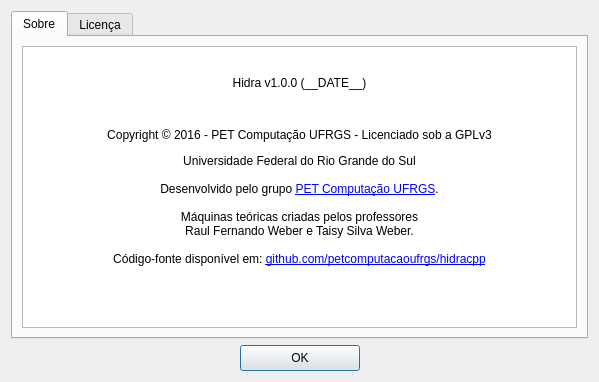
petcomputacaoufrgs/hidracpp, file src/gui/about.ui: the form before one commit.
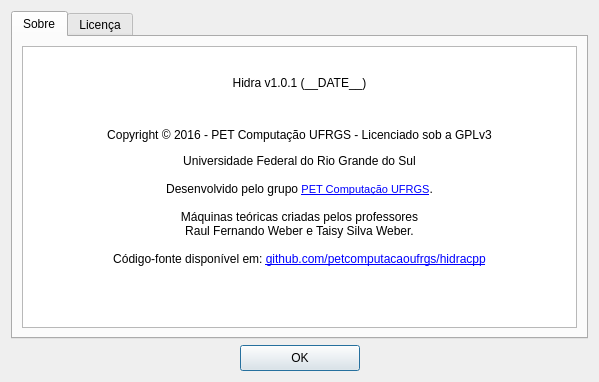
The form after the commit. The open tabs and pages were chosen to show the change.

Commit message: Enabling external permission for About links

Diff of the .ui file:
```diff
--- a/src/gui/about.ui
+++ b/src/gui/about.ui
@@ -35,10 +35,13 @@
 p, li { white-space: pre-wrap; }
 &lt;/style&gt;&lt;/head&gt;&lt;body style=&quot; font-family:'MS Shell Dlg 2'; font-size:8.25pt; font-weight:400; font-style:normal;&quot;&gt;
 &lt;p align=&quot;center&quot; style=&quot;-qt-paragraph-type:empty; margin-top:12px; margin-bottom:12px; margin-left:0px; margin-right:0px; -qt-block-indent:0; text-indent:0px;&quot;&gt;&lt;br /&gt;&lt;/p&gt;
-&lt;p align=&quot;center&quot; style=&quot; margin-top:12px; margin-bottom:12px; margin-left:0px; margin-right:0px; -qt-block-indent:0; text-indent:0px;&quot;&gt;&lt;span style=&quot; font-size:9pt;&quot;&gt;Hidra v1.0.0 (__DATE__)&lt;/span&gt;&lt;/p&gt;
+&lt;p align=&quot;center&quot; style=&quot; margin-top:12px; margin-bottom:12px; margin-left:0px; margin-right:0px; -qt-block-indent:0; text-indent:0px;&quot;&gt;&lt;span style=&quot; font-size:9pt;&quot;&gt;Hidra v1.0.1 (__DATE__)&lt;/span&gt;&lt;/p&gt;
 &lt;p align=&quot;center&quot; style=&quot;-qt-paragraph-type:empty; margin-top:12px; margin-bottom:12px; margin-left:0px; margin-right:0px; -qt-block-indent:0; text-indent:0px; font-size:9pt;&quot;&gt;&lt;br /&gt;&lt;/p&gt;
 &lt;p align=&quot;center&quot; style=&quot; margin-top:12px; margin-bottom:12px; margin-left:0px; margin-right:0px; -qt-block-indent:0; text-indent:0px;&quot;&gt;&lt;span style=&quot; font-size:9pt;&quot;&gt;Copyright © 2016 - PET Computação UFRGS - Licenciado sob a GPLv3&lt;/span&gt;&lt;/p&gt;
-&lt;p align=&quot;center&quot; style=&quot; margin-top:12px; margin-bottom:12px; margin-left:0px; margin-right:0px; -qt-block-indent:0; text-indent:0px;&quot;&gt;&lt;span style=&quot; font-size:9pt;&quot;&gt;Universidade Federal do Rio Grande do Sul&lt;br /&gt;&lt;br /&gt;Desenvolvido pelo grupo &lt;/span&gt;&lt;a href=&quot;inf.ufrgs.br/pet&quot;&gt;&lt;span style=&quot; font-size:9pt; text-decoration: underline; color:#0000ff;&quot;&gt;PET Computação UFRGS&lt;/span&gt;&lt;/a&gt;&lt;span style=&quot; font-size:9pt;&quot;&gt;.&lt;br /&gt;&lt;br /&gt;Máquinas teóricas criadas pelos professores&lt;br /&gt;Raul Fernando Weber e Taisy Silva Weber.&lt;br /&gt;&lt;br /&gt;Código-fonte disponível em: &lt;/span&gt;&lt;a href=&quot;https://github.com/petcomputacaoufrgs/hidracpp&quot;&gt;&lt;span style=&quot; font-size:9pt; text-decoration: underline; color:#0000ff;&quot;&gt;github.com/petcomputacaoufrgs/hidracpp&lt;/span&gt;&lt;/a&gt;&lt;/p&gt;&lt;/body&gt;&lt;/html&gt;</string>
+&lt;p align=&quot;center&quot; style=&quot; margin-top:12px; margin-bottom:12px; margin-left:0px; margin-right:0px; -qt-block-indent:0; text-indent:0px;&quot;&gt;&lt;span style=&quot; font-size:9pt;&quot;&gt;Universidade Federal do Rio Grande do Sul&lt;br /&gt;&lt;br /&gt;Desenvolvido pelo grupo &lt;/span&gt;&lt;a href=&quot;http://inf.ufrgs.br/pet/&quot;&gt;&lt;span style=&quot; font-size:8pt; text-decoration: underline; color:#0000ff;&quot;&gt;PET Computação UFRGS&lt;/span&gt;&lt;/a&gt;&lt;span style=&quot; font-size:9pt;&quot;&gt;.&lt;br /&gt;&lt;br /&gt;Máquinas teóricas criadas pelos professores&lt;br /&gt;Raul Fernando Weber e Taisy Silva Weber.&lt;br /&gt;&lt;br /&gt;Código-fonte disponível em: &lt;/span&gt;&lt;a href=&quot;https://github.com/petcomputacaoufrgs/hidracpp&quot;&gt;&lt;span style=&quot; font-size:9pt; text-decoration: underline; color:#0000ff;&quot;&gt;github.com/petcomputacaoufrgs/hidracpp&lt;/span&gt;&lt;/a&gt;&lt;/p&gt;&lt;/body&gt;&lt;/html&gt;</string>
+         </property>
+         <property name="openExternalLinks">
+          <bool>true</bool>
          </property>
         </widget>
        </item>
```
Left out of the diff: 2 changed lines with no effect on the pictures.
